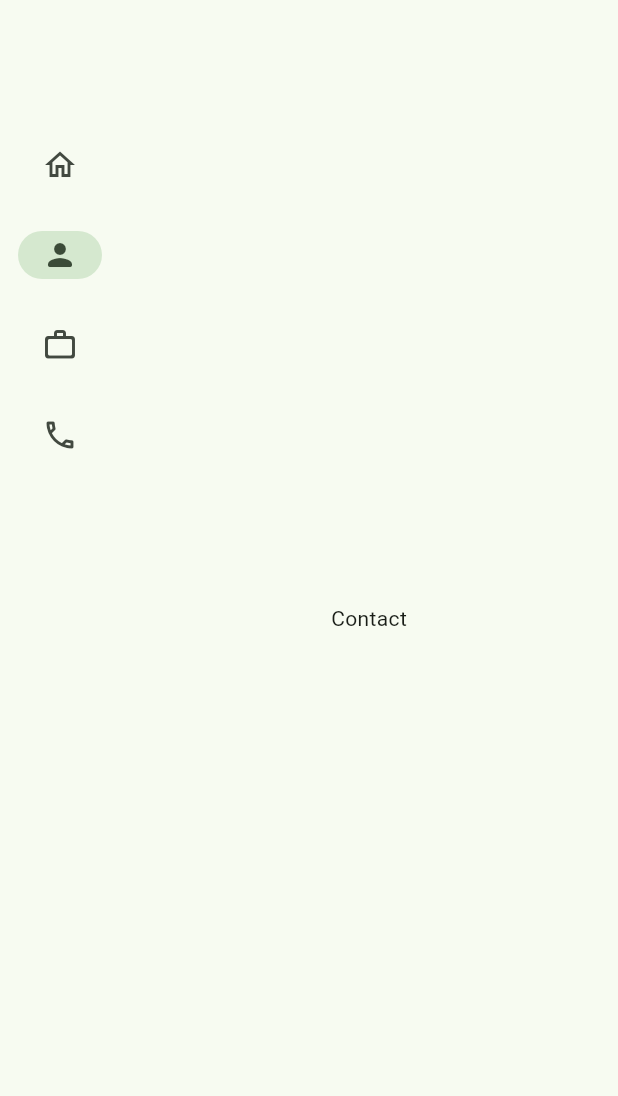
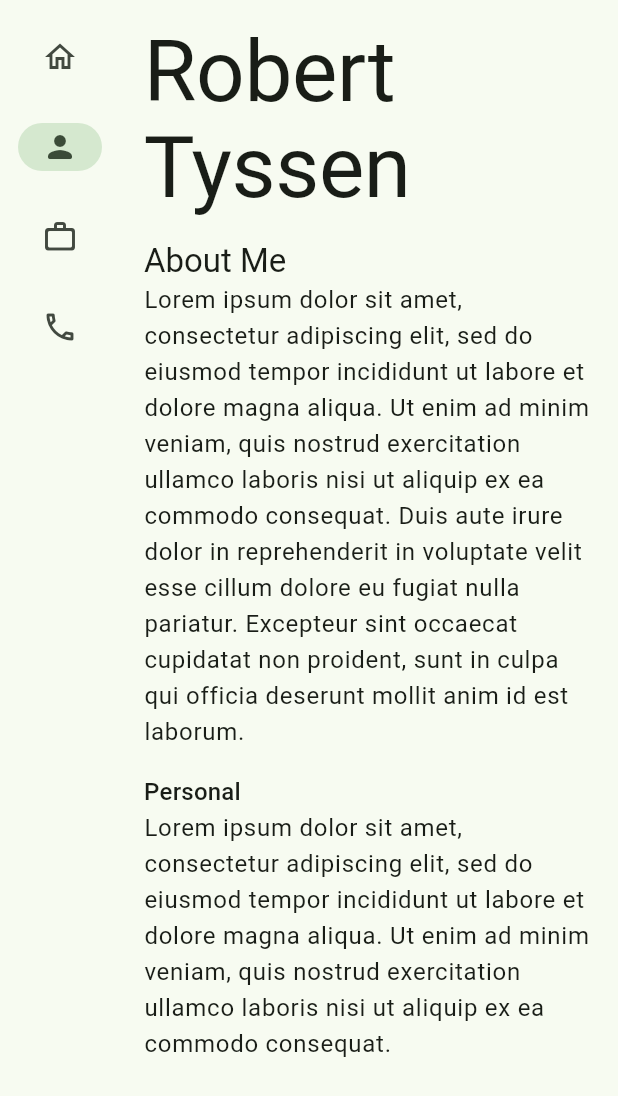
Before and after one commit to Robert-Tyssen/flutter_my_portfolio, a Flutter app: the screen it shows after launch, after a tap on "About Me", on a phone screen of 412 x 824 dp. Shown: the top 1096 px of the screen. Run offline on Flutter 3.47's test engine with Material 2 defaults, Android fonts, the phone set to English and light mode, and no system bars.

Commit message:
Added wireframes for pages

```diff
--- /dev/null
+++ b/lib/about_screen.dart
@@ -0,0 +1,66 @@
+import 'package:flutter/material.dart';
+
+class AboutScreen extends StatefulWidget {
+  AboutScreen({super.key});
+
+  @override
+  State<StatefulWidget> createState() => _AboutScreenState();
+}
+
+class _AboutScreenState extends State<AboutScreen> {
+  @override
+  Widget build(BuildContext context) {
+    return Center(
+      child: Container(
+        constraints: BoxConstraints(maxWidth: 1400),
+        padding: EdgeInsets.all(16),
+        child: Align(
+          alignment: Alignment.topLeft,
+          child: Column(
+            crossAxisAlignment: CrossAxisAlignment.start,
+            children: [
+              Text(
+                'Robert Tyssen',
+                style: Theme.of(context).textTheme.displayLarge,
+              ),
+              Column(
+                crossAxisAlignment: CrossAxisAlignment.start,
+                mainAxisSize: MainAxisSize.min,
+                children: [
+                  SizedBox(height: 16),
+                  Text(
+                    'About Me',
+                    style: Theme.of(context).textTheme.titleLarge,
+                  ),
+                  Text(
+                    'Lorem ipsum dolor sit amet, consectetur adipiscing elit, '
+                    'sed do eiusmod tempor incididunt ut labore et dolore magna '
+                    'aliqua. Ut enim ad minim veniam, quis nostrud exercitation '
+                    'ullamco laboris nisi ut aliquip ex ea commodo consequat. '
+                    'Duis aute irure dolor in reprehenderit in voluptate velit '
+                    'esse cillum dolore eu fugiat nulla pariatur. Excepteur sint '
+                    'occaecat cupidatat non proident, sunt in culpa qui officia '
+                    'deserunt mollit anim id est laborum.',
+                    style: Theme.of(context).textTheme.bodyLarge,
+                  ),
+                  SizedBox(height: 16),
+                  Text(
+                    'Personal',
+                    style: Theme.of(context).textTheme.titleMedium,
+                  ),
+                  Text(
+                    'Lorem ipsum dolor sit amet, consectetur adipiscing elit, '
+                    'sed do eiusmod tempor incididunt ut labore et dolore magna '
+                    'aliqua. Ut enim ad minim veniam, quis nostrud exercitation '
+                    'ullamco laboris nisi ut aliquip ex ea commodo consequat. ',
+                    style: Theme.of(context).textTheme.bodyLarge,
+                  ),
+                ],
+              ),
+            ],
+          ),
+        ),
+      ),
+    );
+  }
+}
--- a/lib/home_screen.dart
+++ b/lib/home_screen.dart
@@ -10,6 +10,76 @@ class HomeScreen extends StatefulWidget {
 class _HomeScreenState extends State<HomeScreen> {
   @override
   Widget build(BuildContext context) {
-    return Center(child: Text('Home'));
+    return Center(
+      child: Container(
+        constraints: BoxConstraints(maxWidth: 1400),
+        child: Column(
+          children: [
+            SizedBox(height: 100),
+            Row(
+              crossAxisAlignment: CrossAxisAlignment.center,
+              children: [
+                SizedBox(
+                  width: 32,
+                ),
+                Column(
+                  crossAxisAlignment: CrossAxisAlignment.start,
+                  children: [
+                    Text(
+                      "Hi, I'm Rob.",
+                      style: Theme.of(context).textTheme.displayMedium,
+                    ),
+                    Text(
+                      "I'm a software developer in Ottawa, Canada",
+                      style: Theme.of(context).textTheme.titleLarge,
+                    ),
+                    SizedBox(height: 32),
+                    Row(
+                      children: [
+                        ElevatedButton.icon(
+                          onPressed: () {},
+                          icon: Icon(Icons.download_rounded),
+                          label: Text('Resume'),
+                        ),
+
+                        SizedBox(width: 16),
+
+                        IconButton(
+                          icon: Icon(Icons.email_outlined),
+                          onPressed: () {},
+                          splashRadius: Material.defaultSplashRadius / 2,
+                        ),
+                        IconButton(
+                          icon: Icon(Icons.email),
+                          onPressed: () {},
+                          splashRadius: Material.defaultSplashRadius / 2,
+                        ),
+                        IconButton(
+                          icon: Icon(Icons.email),
+                          onPressed: () {},
+                          splashRadius: Material.defaultSplashRadius / 2,
+                        ),
+                      ],
+                    ),
+                  ],
+                ),
+                SizedBox(width: 32),
+                Column(
+                  children: [
+                    CircleAvatar(
+                      child: Text('RT'),
+                      backgroundColor: Theme.of(context).colorScheme.surfaceVariant,
+                      foregroundColor:
+                          Theme.of(context).colorScheme.onSurfaceVariant,
+                      minRadius: 100,
+                    ),
+                  ],
+                ),
+              ],
+            ),
+          ],
+        ),
+      ),
+    );
   }
 }
--- a/lib/main.dart
+++ b/lib/main.dart
@@ -13,6 +13,7 @@ class MyApp extends StatelessWidget {
   Widget build(BuildContext context) {
     return MaterialApp(
       title: 'My Portfolio',
+      debugShowCheckedModeBanner: false,
       theme: ThemeData(
         useMaterial3: true,
         colorSchemeSeed: Colors.green,
--- a/lib/main_screen.dart
+++ b/lib/main_screen.dart
@@ -1,6 +1,9 @@
 import 'package:flutter/material.dart';
 import 'package:flutter_my_portfolio/contact_screen.dart';
 import 'package:flutter_my_portfolio/home_screen.dart';
+import 'package:flutter_my_portfolio/project_screen.dart';
+
+import 'about_screen.dart';
 
 class MainScreen extends StatefulWidget {
   const MainScreen({super.key});
@@ -21,7 +24,7 @@ class _MainScreenState extends State<MainScreen> {
             selectedIndex: _selectedIndex,
             onDestinationSelected: _setNavigationIndex,
             labelType: NavigationRailLabelType.none,
-            groupAlignment: -0.75,
+            groupAlignment: -1.0,
             destinations: const [
               // Home page
               NavigationRailDestination(
@@ -51,19 +54,29 @@ class _MainScreenState extends State<MainScreen> {
               NavigationRailDestination(
                 icon: Icon(Icons.phone_outlined),
                 selectedIcon: Icon(Icons.phone_rounded),
-                label: Text('Projects'),
+                label: Text('Contact'),
                 padding: EdgeInsets.symmetric(vertical: 8),
               ),
             ],
           ),
           Flexible(
-            child: _selectedIndex == 0 ? HomeScreen() : ContactScreen(),
+            child: _getChildScreen(_selectedIndex),
           ),
         ],
       ),
     );
   }
 
+  Widget _getChildScreen(int index) {
+    switch (_selectedIndex) {
+      case 0: return HomeScreen();
+      case 1: return AboutScreen();
+      case 2: return ProjectScreen();
+      case 3: return ContactScreen();
+      default: return ContactScreen();
+    }
+  }
+
   void _setNavigationIndex(int index) => setState(() {
         _selectedIndex = index;
       });
--- /dev/null
+++ b/lib/project_screen.dart
@@ -0,0 +1,14 @@
+import 'package:flutter/material.dart';
+
+class ProjectScreen extends StatefulWidget {
+  ProjectScreen({super.key});
+  @override
+  State<StatefulWidget> createState() => _ProjectScreenState();
+}
+
+class _ProjectScreenState extends State<ProjectScreen> {
+  @override
+  Widget build(BuildContext context) {
+    return Center(child: Text('Projects'));
+  }
+}
```
